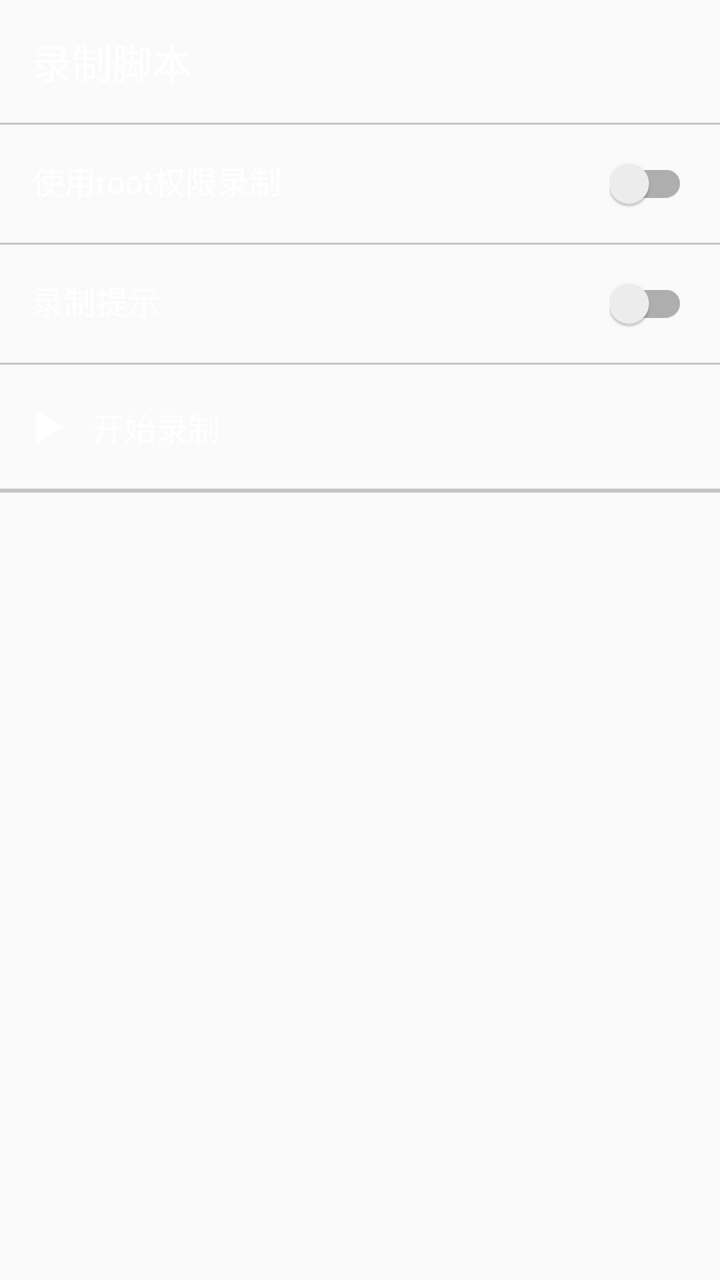
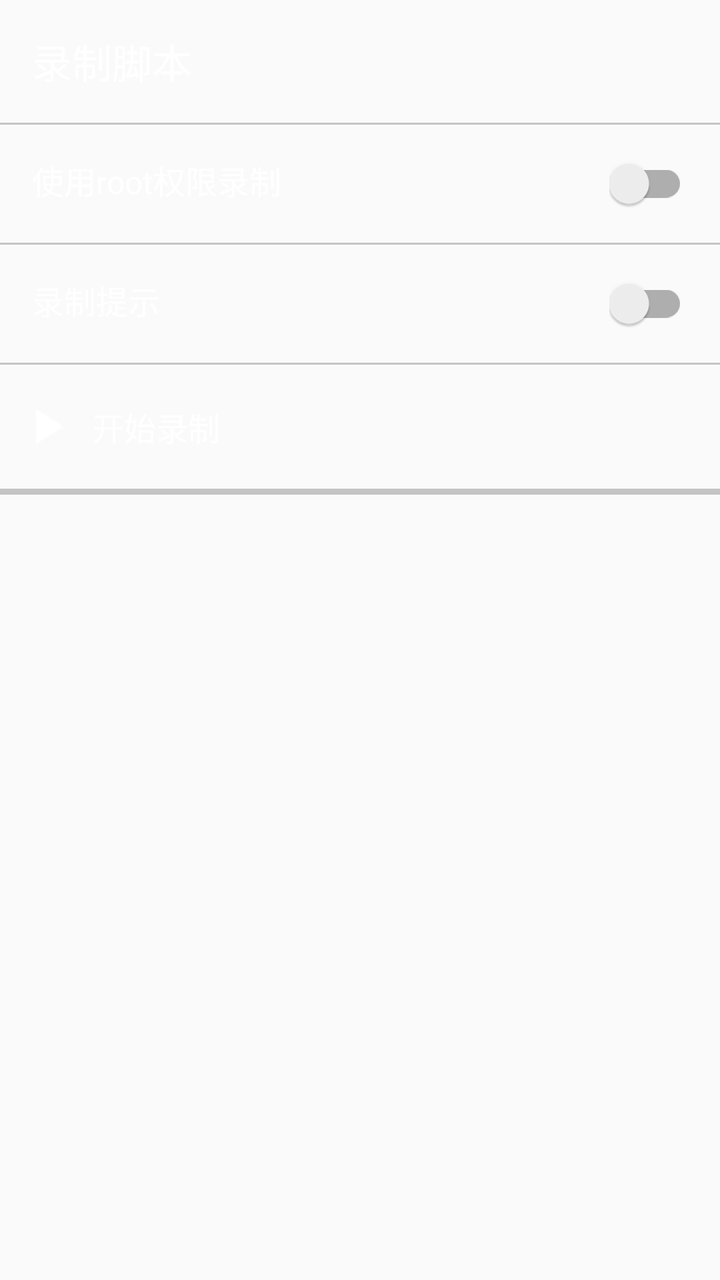

Before-and-after screenshots of an Android layout around one commit, followed by the original layout XML and the change that was made.
<!-- AndroidManifest.xml: application theme AppTheme -->
<!-- res/layout/floating_window_record.xml -->
<?xml version="1.0" encoding="utf-8"?>
<ScrollView xmlns:android="http://schemas.android.com/apk/res/android"
            xmlns:app="http://schemas.android.com/apk/res-auto"
            xmlns:tools="http://schemas.android.com/tools"
            android:layout_width="match_parent"
            android:layout_height="match_parent"
            android:orientation="vertical"
            android:theme="@style/AppTheme"
            tools:background="@color/colorPrimary">

    <LinearLayout
        android:layout_width="match_parent"
        android:layout_height="wrap_content"
        android:orientation="vertical">

        <TextView
            android:layout_width="match_parent"
            android:layout_height="wrap_content"
            android:padding="16dp"
            android:text="@string/text_script_record"
            android:textColor="@android:color/primary_text_dark"
            android:textSize="20sp"/>

        <View
            android:layout_width="match_parent"
            android:layout_height="1dp"
            android:background="#c4c4c4"/>

        <RelativeLayout
            android:id="@+id/sw_root_container"
            android:layout_width="match_parent"
            android:layout_height="wrap_content"
            android:background="?android:attr/selectableItemBackground"
            android:gravity="center_vertical"
            android:padding="16dp">

            <android.support.v7.widget.SwitchCompat
                android:id="@+id/sw_recorded_by_root"
                android:layout_width="wrap_content"
                android:layout_height="wrap_content"
                android:layout_alignParentRight="true"
                android:textOff="@string/text_off"
                android:textOn="@string/text_on"/>

            <TextView
                android:layout_width="wrap_content"
                android:layout_height="wrap_content"
                android:layout_alignParentLeft="true"
                android:layout_toLeftOf="@id/sw_recorded_by_root"
                android:text="@string/text_record_with_root"
                android:textColor="@android:color/primary_text_dark"
                android:textSize="16sp"/>

        </RelativeLayout>

        <View
            android:layout_width="match_parent"
            android:layout_height="1dp"
            android:background="#c4c4c4"/>

        <RelativeLayout
            android:id="@+id/sw_record_toast_container"
            android:layout_width="match_parent"
            android:layout_height="wrap_content"
            android:background="?android:attr/selectableItemBackground"
            android:gravity="center_vertical"
            android:padding="16dp">

            <android.support.v7.widget.SwitchCompat
                android:id="@+id/sw_record_toast"
                android:layout_width="wrap_content"
                android:layout_height="wrap_content"
                android:layout_alignParentRight="true"
                android:textOff="@string/text_off"
                android:textOn="@string/text_on"/>

            <TextView
                android:layout_width="wrap_content"
                android:layout_height="wrap_content"
                android:layout_alignParentLeft="true"
                android:layout_toLeftOf="@id/sw_record_toast"
                android:text="@string/text_record_msg"
                android:textColor="@android:color/primary_text_dark"
                android:textSize="16sp"/>

        </RelativeLayout>

        <View
            android:layout_width="match_parent"
            android:layout_height="1dp"
            android:background="#c4c4c4"/>

        <LinearLayout
            android:id="@+id/start_or_pause"
            android:layout_width="match_parent"
            android:layout_height="wrap_content"
            android:background="?android:attr/selectableItemBackground"
            android:gravity="center_vertical"
            android:paddingBottom="16dp"
            android:paddingLeft="8dp"
            android:paddingTop="16dp">

            <ImageView
                android:id="@+id/img_start_or_pause"
                android:layout_width="30dp"
                android:layout_height="30dp"
                android:layout_marginRight="8dp"
                android:src="@drawable/ic_play_arrow_white_48dp"/>

            <TextView
                android:id="@+id/text_start_or_pause"
                android:layout_width="wrap_content"
                android:layout_height="wrap_content"
                android:text="@string/text_start_record"
                android:textColor="@android:color/primary_text_dark"
                android:textSize="16sp"/>

        </LinearLayout>

        <View
            android:layout_width="match_parent"
            android:layout_height="1dp"
            android:background="#c4c4c4"/>

        <LinearLayout
            android:id="@+id/stop_record"
            android:layout_width="match_parent"
            android:layout_height="wrap_content"
            android:background="?android:attr/selectableItemBackground"
            android:gravity="center_vertical"
            android:paddingBottom="16dp"
            android:paddingLeft="8dp"
            android:paddingTop="16dp"
            android:visibility="gone">

            <ImageView
                android:layout_width="30dp"
                android:layout_height="30dp"
                android:layout_marginRight="8dp"
                android:src="@drawable/ic_stop_white_36pt"/>

            <TextView
                android:layout_width="wrap_content"
                android:layout_height="wrap_content"
                android:text="@string/text_stop_record"
                android:textColor="@android:color/primary_text_dark"
                android:textSize="16sp"/>

        </LinearLayout>

        <View
            android:layout_width="match_parent"
            android:layout_height="1dp"
            android:background="#c4c4c4"/>
    </LinearLayout>


</ScrollView>
<!-- resources referenced by this layout -->
<resources>
  <color name="colorPrimary">#009688</color>
  <!-- drawable ic_play_arrow_white_48dp: png bitmap (drawable, 220 bytes) -->
  <!-- drawable ic_stop_white_36pt: png bitmap (drawable, 89 bytes) -->
  <string name="text_off">已关闭</string>
  <string name="text_on">已开启</string>
  <string name="text_record_msg">录制提示</string>
  <string name="text_record_with_root">使用root权限录制</string>
  <string name="text_script_record">录制脚本</string>
  <string name="text_start_record">开始录制</string>
  <string name="text_stop_record">停止录制</string>
  <style name="AppTheme" parent="Theme.AppCompat.Light.NoActionBar">
          <item name="colorPrimary">@color/colorPrimary</item>
          <item name="colorPrimaryDark">@color/colorPrimaryDark</item>
          <item name="colorAccent">@color/colorAccent</item>
  
      </style>
  <color name="colorPrimaryDark">#00796B</color>
  <color name="colorAccent">#536DFE</color>
</resources>

<!-- the commit's change to res/layout/floating_window_record.xml (unified diff, before → after) -->
@@ -152,6 +152,37 @@
             android:layout_width="match_parent"
             android:layout_height="1dp"
             android:background="#c4c4c4"/>
+
+        <LinearLayout
+            android:id="@+id/discard_record"
+            android:layout_width="match_parent"
+            android:layout_height="wrap_content"
+            android:background="?android:attr/selectableItemBackground"
+            android:gravity="center_vertical"
+            android:paddingBottom="16dp"
+            android:paddingLeft="8dp"
+            android:paddingTop="16dp"
+            android:visibility="gone">
+
+            <ImageView
+                android:layout_width="30dp"
+                android:layout_height="30dp"
+                android:layout_marginRight="8dp"
+                android:src="@drawable/discard"/>
+
+            <TextView
+                android:layout_width="wrap_content"
+                android:layout_height="wrap_content"
+                android:text="@string/text_stop_record"
+                android:textColor="@android:color/primary_text_dark"
+                android:textSize="16sp"/>
+
+        </LinearLayout>
+
+        <View
+            android:layout_width="match_parent"
+            android:layout_height="1dp"
+            android:background="#c4c4c4"/>
     </LinearLayout>
 
 
<!-- resource entries referenced after the edit -->
@@ -1,6 +1,7 @@
 <!-- resources referenced by this layout -->
 <resources>
   <color name="colorPrimary">#009688</color>
+  <!-- drawable discard: png bitmap (drawable, 901 bytes) -->
   <!-- drawable ic_play_arrow_white_48dp: png bitmap (drawable, 220 bytes) -->
   <!-- drawable ic_stop_white_36pt: png bitmap (drawable, 89 bytes) -->
   <string name="text_off">已关闭</string>
